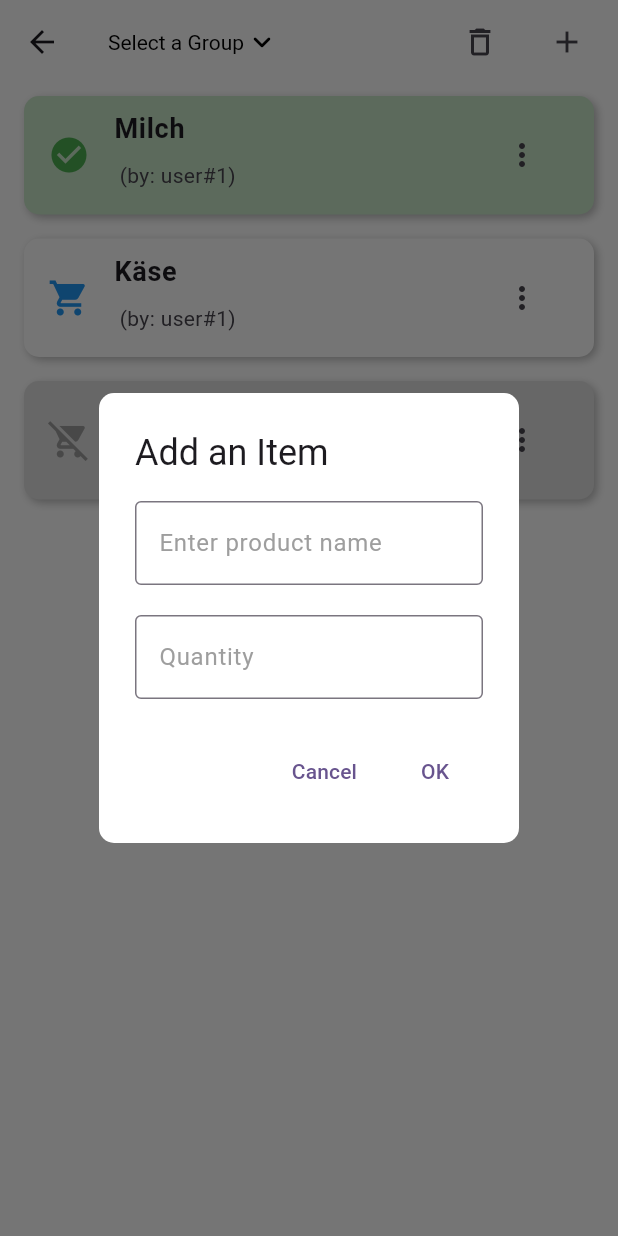
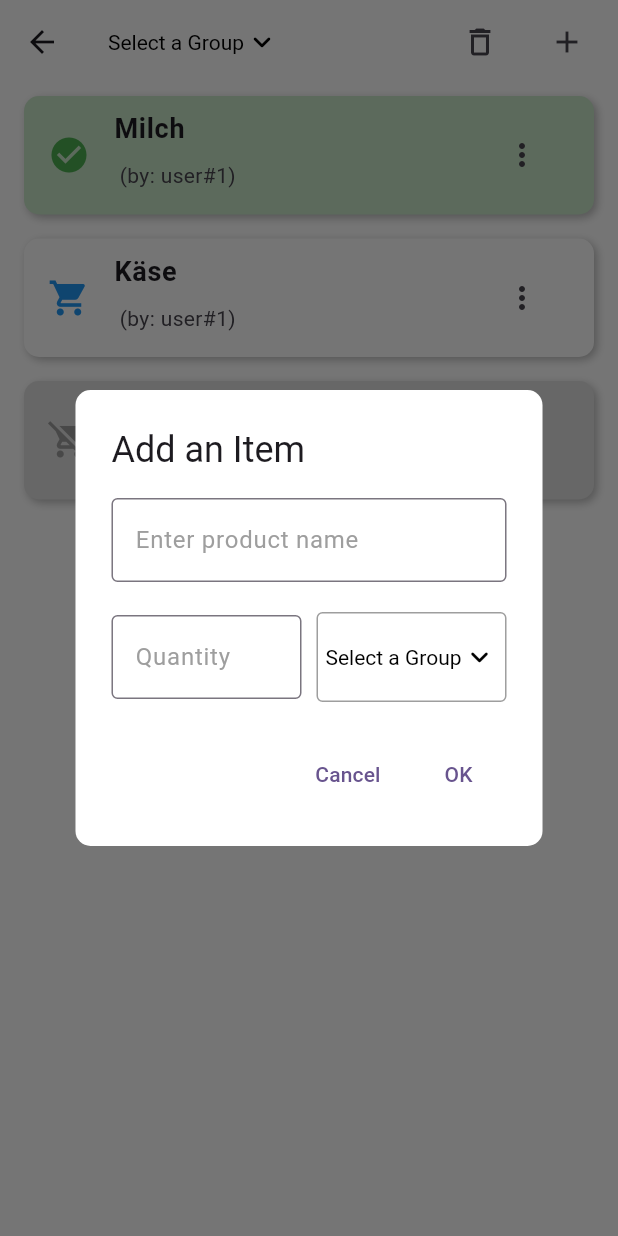
Before and after one commit to DenisKnecht02/flutter_project_2023, a Flutter app: the ShoppingListPage screen opened directly, after a tap on the "add" icon, on a phone screen of 412 x 824 dp. Run offline on Flutter 3.47's test engine with Material 2 defaults, Android fonts, the phone set to English and light mode, and no system bars; our stand-ins replace dropdown_button2, firebase_core; accounts and stored records are empty.

Commit message:
added drop down for future unit selection

```diff
--- a/lib/widgets/pages/shopping_list_page.dart
+++ b/lib/widgets/pages/shopping_list_page.dart
@@ -186,14 +186,19 @@ class _ShoppingListPageState extends State<ShoppingListPage> {
                               ),
                             ),
                             const SizedBox(height: 20),
-                            TextField(
+                            Row(
+                              children: [
+                                Expanded(
+                                  child: TextField(
                                     decoration: const InputDecoration(
                                       labelText: 'Quantity',
                                       border: OutlineInputBorder(
-                                  borderSide: BorderSide(color: Colors.grey),
+                                        borderSide:
+                                            BorderSide(color: Colors.grey),
                                       ),
                                       focusedBorder: OutlineInputBorder(
-                                  borderSide: BorderSide(color: Colors.blue),
+                                        borderSide:
+                                            BorderSide(color: Colors.blue),
                                       ),
                                       labelStyle: TextStyle(
                                         color: Colors.grey,
@@ -202,6 +207,72 @@ class _ShoppingListPageState extends State<ShoppingListPage> {
                                     keyboardType: TextInputType.number,
                                     inputFormatters: <TextInputFormatter>[
                                       FilteringTextInputFormatter.digitsOnly,
+                                    ],
+                                  ),
+                                ),
+                                const SizedBox(width: 10),
+                                Expanded(
+                                  child: Container(
+                                    padding: const EdgeInsets.all(5),
+                                    decoration: BoxDecoration(
+                                      borderRadius: BorderRadius.circular(4),
+                                      border: Border.all(
+                                        color: Colors.grey,
+                                        width: 1,
+                                      ),
+                                    ),
+                                    child: DropdownButton<String>(
+                                      value: _selectedGroup,
+                                      onChanged: (String? newValue) {
+                                        setState(() {
+                                          _selectedGroup = newValue;
+                                        });
+                                      },
+                                      items: <String>[
+                                        'Group1',
+                                        'Group2',
+                                        'Group3'
+                                      ].map<DropdownMenuItem<String>>(
+                                          (String value) {
+                                        return DropdownMenuItem<String>(
+                                          value: value,
+                                          child: Text(
+                                            value,
+                                            style: const TextStyle(
+                                              color: Colors.black,
+                                              fontWeight: FontWeight.normal,
+                                            ),
+                                          ),
+                                        );
+                                      }).toList(),
+                                      style:
+                                          const TextStyle(color: Colors.black),
+                                      hint: const Text(
+                                        'Select a Group',
+                                        style: TextStyle(
+                                          color: Colors.black,
+                                          fontWeight: FontWeight.normal,
+                                        ),
+                                      ),
+                                      underline: Container(
+                                        height: 2,
+                                        decoration: BoxDecoration(
+                                          borderRadius:
+                                              BorderRadius.circular(10),
+                                        ),
+                                      ),
+                                      icon: const Icon(
+                                        Icons.keyboard_arrow_down_rounded,
+                                        color: Colors.black,
+                                      ),
+                                      iconSize: 24,
+                                      iconEnabledColor: Colors.black,
+                                      dropdownColor: Colors.white,
+                                      borderRadius: BorderRadius.circular(10),
+                                      elevation: 8,
+                                    ),
+                                  ),
+                                ),
                               ],
                             ),
                           ],
```
Lines whose indentation alone changed are shown as unchanged.
